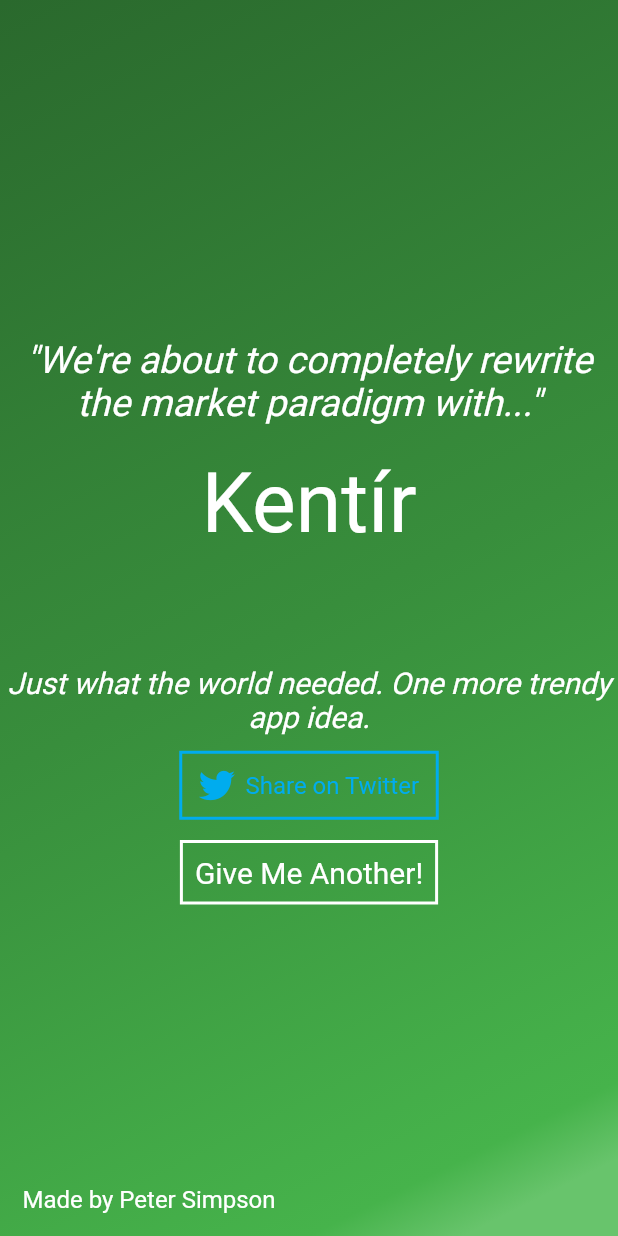
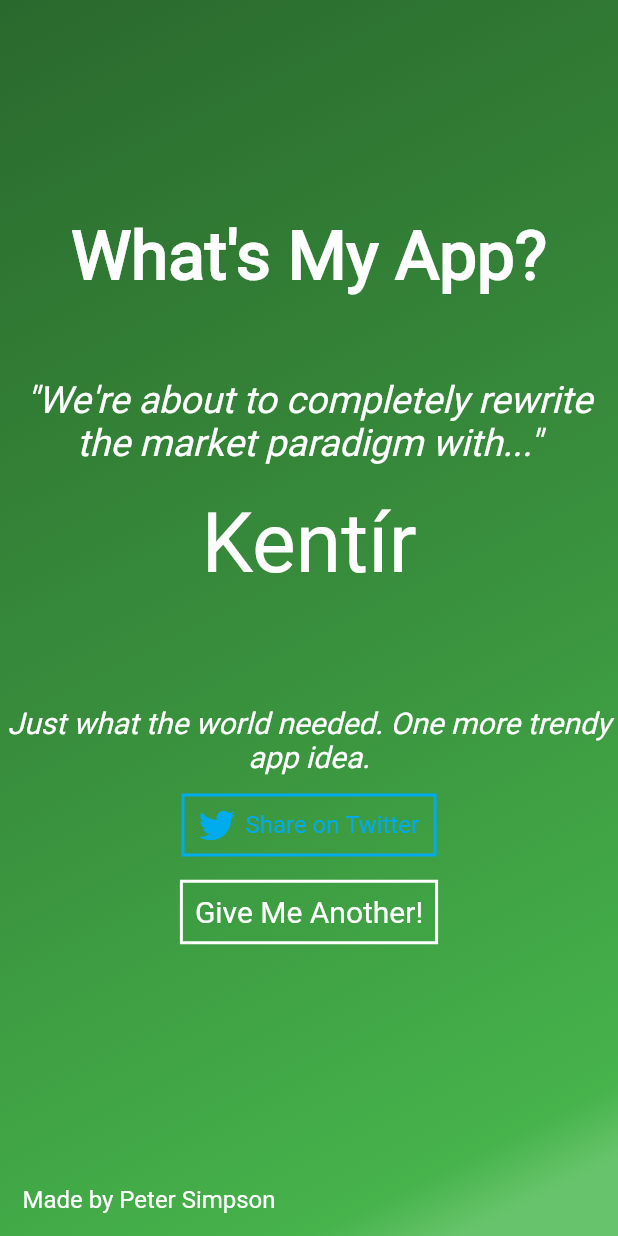
Before and after one commit to simpson-peter/whats_my_app, a Flutter app: the screen it shows after launch, after a tap on "Find Out", on a phone screen of 412 x 824 dp. Run offline on Flutter 3.47's test engine with Material 2 defaults, Android fonts, the light colour scheme and no system bars; our stand-ins replace animated_text_kit, font_awesome_flutter, google_fonts, tinycolor; missing offline and left inert: platform_detect, universal_html.

Commit message:
Fixed button spacing

```diff
--- a/lib/main.dart
+++ b/lib/main.dart
@@ -7,6 +7,7 @@ import 'package:whats_my_app/site_data.dart';
 * TODO 's
 * TODO Clean up animations after use
 * TODO fix non-instant font change on first result
+* TODO Animate site title to float to top after going to results
  */
 
 void main() {
--- a/lib/main_page.dart
+++ b/lib/main_page.dart
@@ -7,6 +7,7 @@ import 'package:whats_my_app/site_data.dart';
 import 'package:whats_my_app/util.dart';
 import 'package:whats_my_app/widgets/footer.dart';
 import 'package:whats_my_app/widgets/welcome_content.dart';
+import 'package:whats_my_app/widgets/wma_title.dart';
 
 class MainPage extends StatefulWidget {
   static String id = '/welcome';
@@ -73,8 +74,18 @@ class _MainPageState extends State<MainPage> with TickerProviderStateMixin {
           ),
         ),
         child: Column(
+          crossAxisAlignment: CrossAxisAlignment.center,
+          mainAxisAlignment: MainAxisAlignment.center,
           children: [
-            Expanded(child: getContent(context)),
+            Expanded(
+              child: Column(
+                mainAxisAlignment: MainAxisAlignment.center,
+                children: [
+                  WMATitle(),
+                  getContent(context),
+                ],
+              ),
+            ),
             Footer(),
           ],
         ),
--- a/lib/widgets/next_button.dart
+++ b/lib/widgets/next_button.dart
@@ -31,11 +31,12 @@ class NextButton extends StatelessWidget {
         child: Padding(
           padding: browser.isFirefox
               ? (longText
-                  ? EdgeInsets.fromLTRB(8, 8, 22, 8)
-                  : EdgeInsets.fromLTRB(8, 8, 15, 8))
+                  ? EdgeInsets.fromLTRB(8, 8, 8, 8)
+                  : EdgeInsets.fromLTRB(8, 8, 8, 8))
               : EdgeInsets.fromLTRB(8, 8, 8, 8),
           child: Text(
             label,
+            textAlign: TextAlign.center,
             style: kDisplayTextStyle.copyWith(
               fontSize: 20,
               fontWeight: FontWeight.w300,
--- a/lib/widgets/share_on_twitter.dart
+++ b/lib/widgets/share_on_twitter.dart
@@ -16,7 +16,7 @@ class ShareOnTwitter extends StatelessWidget {
       hoverColor: Colors.transparent,
       onPressed: onTweet,
       child: Container(
-        width: browser.isFirefox ? 185 : 173,
+        width: browser.isFirefox ? 185 : 170,
         decoration: BoxDecoration(
           color: Colors.transparent,
           border: Border.all(
@@ -27,7 +27,7 @@ class ShareOnTwitter extends StatelessWidget {
         child: Column(
           children: [
             SizedBox(
-              height: 9,
+              height: 7,
             ),
             Row(
               mainAxisAlignment: MainAxisAlignment.center,
@@ -49,7 +49,7 @@ class ShareOnTwitter extends StatelessWidget {
               ],
             ),
             SizedBox(
-              height: 9,
+              height: 7,
             ),
           ],
         ),
--- a/lib/widgets/welcome_content.dart
+++ b/lib/widgets/welcome_content.dart
@@ -1,4 +1,3 @@
-import 'package:animated_text_kit/animated_text_kit.dart';
 import 'package:flutter/material.dart';
 import 'package:provider/provider.dart';
 import 'package:whats_my_app/site_data.dart';
@@ -19,10 +18,11 @@ class WelcomeContent extends StatefulWidget {
 }
 
 class _WelcomeContentState extends State<WelcomeContent> {
-  //The duration of fade-in animations
-  final Duration animationDuration = Duration(milliseconds: 200);
   //Starts the button as invisible, so as to allow it to fade-in
   final bool showButtonVisible = false;
+
+  //Tracks the pixel distance of the 'What's My App?' title from the top of the browser
+  final double titleOffset = 275;
 
   @override
   void initState() {
@@ -36,7 +36,6 @@ class _WelcomeContentState extends State<WelcomeContent> {
       begin: 0.0,
       end: 1.0,
     ).animate(Provider.of<SiteData>(context).controller);
-    TextStyle welcomeTextStyle = kDisplayTextStyle;
     Provider.of<SiteData>(context).controller.forward();
 
     //Return the build widget representing the welcome message and action button which loads results
@@ -45,12 +44,9 @@ class _WelcomeContentState extends State<WelcomeContent> {
         mainAxisAlignment: MainAxisAlignment.center,
         crossAxisAlignment: CrossAxisAlignment.center,
         children: [
-          TypewriterAnimatedTextKit(
-            speed: animationDuration,
-            totalRepeatCount: 1,
-            text: ['What\'s My App?'],
-            textStyle: welcomeTextStyle,
-          ),
+          Column(
+            mainAxisAlignment: MainAxisAlignment.center,
+            children: [
               SizedBox(
                 height: 10,
               ),
@@ -71,6 +67,8 @@ class _WelcomeContentState extends State<WelcomeContent> {
               ),
             ],
           ),
+        ],
+      ),
     );
   }
 }
--- /dev/null
+++ b/lib/widgets/wma_title.dart
@@ -0,0 +1,18 @@
+import 'package:animated_text_kit/animated_text_kit.dart';
+import 'package:flutter/material.dart';
+import 'package:whats_my_app/constants.dart';
+
+//Displays the animated 'What's My App?' Title
+class WMATitle extends StatelessWidget {
+  //The duration of fade-in animations
+  final Duration animationDuration = Duration(milliseconds: 200);
+  @override
+  Widget build(BuildContext context) {
+    return TypewriterAnimatedTextKit(
+      speed: animationDuration,
+      totalRepeatCount: 1,
+      text: ['What\'s My App?'],
+      textStyle: kDisplayTextStyle,
+    );
+  }
+}
```
Also changed, not shown: 2 other files. Lines whose indentation alone changed are shown as unchanged.
